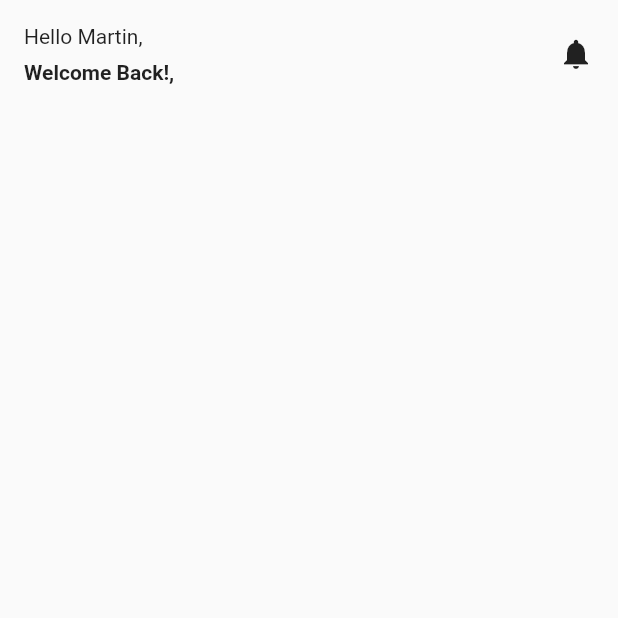
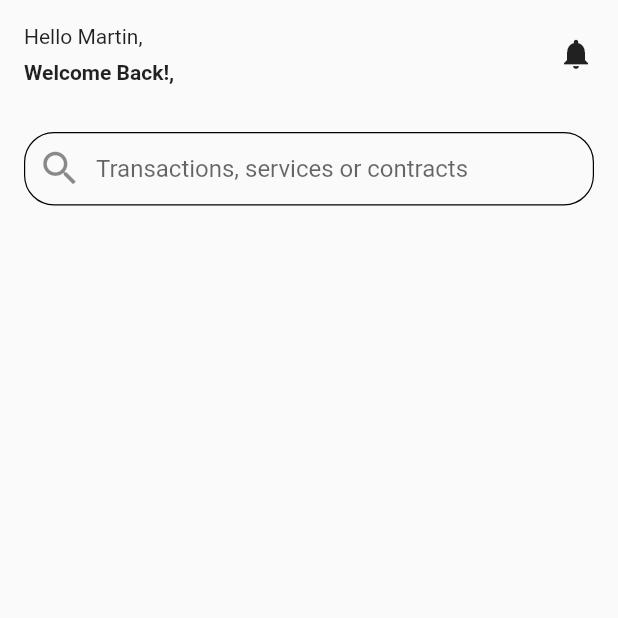
Before and after one commit to c0ff33-b34n/personal_finance_ui_flutter, a Flutter app: the screen it shows after launch, on a phone screen of 412 x 824 dp, the top half of it. Run offline on Flutter 3.47's test engine with Material 2 defaults, Android fonts, the phone set to English and light mode, and no system bars.

Commit message:
Add search bar

```diff
--- a/lib/main.dart
+++ b/lib/main.dart
@@ -24,7 +24,10 @@ class MyApp extends StatelessWidget {
         body: Container(
           child: Column(
             mainAxisAlignment: MainAxisAlignment.start,
-            children: [userMessage],
+            children: [
+              userMessage,
+              searchBar,
+            ],
           ),
         ),
       ),
@@ -59,3 +62,24 @@ Widget userMessage = Container(
     ],
   ),
 );
+
+Widget searchBar = Container(
+  padding: const EdgeInsets.all(16),
+  child: TextField(
+    decoration: InputDecoration(
+      contentPadding: const EdgeInsets.symmetric(vertical: 15.0),
+      border: OutlineInputBorder(
+          borderRadius: BorderRadius.circular(20.0),
+          borderSide: const BorderSide(width: 0.8)),
+      enabledBorder: OutlineInputBorder(
+        borderRadius: BorderRadius.circular(20.0),
+        borderSide: BorderSide(width: 0.8, color: Colors.black),
+      ),
+      hintText: 'Transactions, services or contracts',
+      prefixIcon: Icon(
+        Icons.search,
+        size: 30.0,
+      ),
+    ),
+  ),
+);
```
